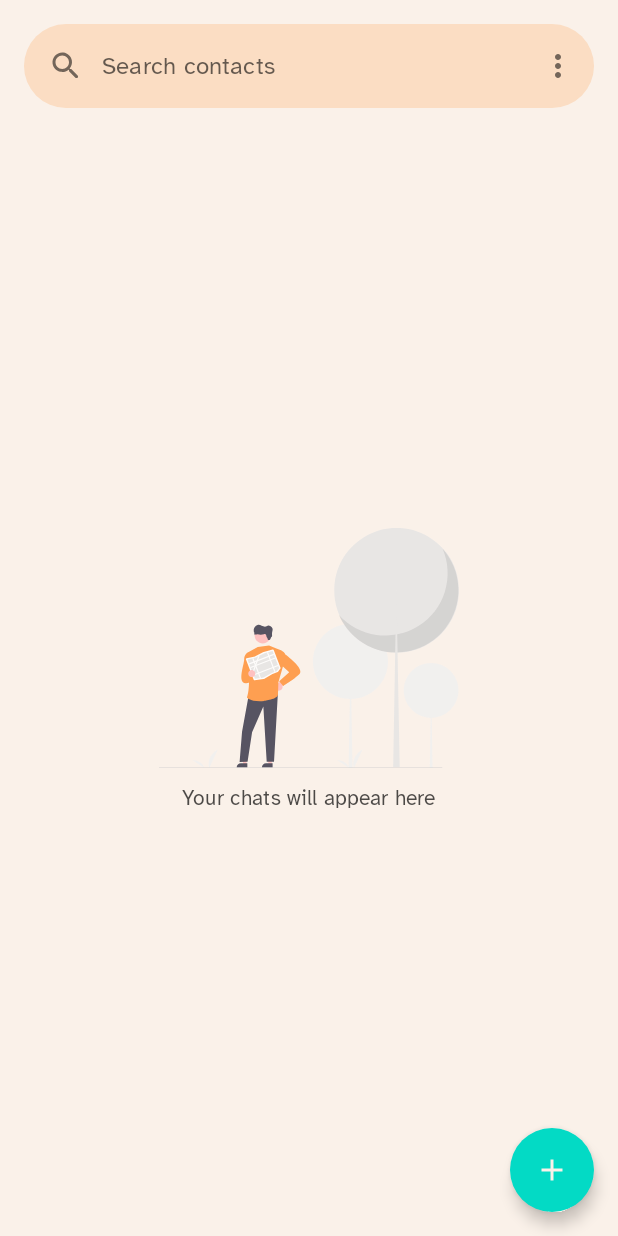
After one commit to yasincidem/Duplex, an Android app built with Jetpack Compose: the composable MainScreen shown on its own in the app's theme, on a phone screen of 412 x 824 dp. The commit adds this screen. Run offline under Robolectric (Android 15) with nearby library versions, the phone set to English and light mode, and no system bars; our stand-ins replace accompanist.

Commit message:
Create mainscreen

```diff
--- a/app/build.gradle.kts
+++ b/app/build.gradle.kts
@@ -93,10 +93,12 @@ dependencies {
     implementation(Deps.firebaseAppCheck)
     implementation(Deps.firebaseAnalytics)
     implementation(Deps.firebaseAuth)
+    implementation(Deps.gmsAuth)
 
     //Coroutines
     implementation(Deps.coroutinesCore)
     implementation(Deps.coroutinesAndroid)
+    implementation(Deps.coroutinesPS)
 
     // Accompanist
     implementation(Deps.accompanistUIController)
--- /dev/null
+++ b/app/src/main/java/com/yasincidem/duplex/feature/ui/main/MainScreen.kt
@@ -0,0 +1,172 @@
+package com.yasincidem.duplex.feature.ui.main
+
+import androidx.compose.foundation.Image
+import androidx.compose.foundation.isSystemInDarkTheme
+import androidx.compose.foundation.layout.Arrangement
+import androidx.compose.foundation.layout.Column
+import androidx.compose.foundation.layout.fillMaxSize
+import androidx.compose.foundation.layout.fillMaxWidth
+import androidx.compose.foundation.layout.padding
+import androidx.compose.foundation.layout.wrapContentSize
+import androidx.compose.foundation.shape.CircleShape
+import androidx.compose.foundation.text.KeyboardOptions
+import androidx.compose.material.DropdownMenu
+import androidx.compose.material.DropdownMenuItem
+import androidx.compose.material.FloatingActionButton
+import androidx.compose.material.Icon
+import androidx.compose.material.IconButton
+import androidx.compose.material.MaterialTheme
+import androidx.compose.material.Scaffold
+import androidx.compose.material.Surface
+import androidx.compose.material.Text
+import androidx.compose.material.TextField
+import androidx.compose.material.TextFieldDefaults
+import androidx.compose.material.icons.Icons
+import androidx.compose.material.icons.filled.Add
+import androidx.compose.material.icons.rounded.MoreVert
+import androidx.compose.material.icons.rounded.Search
+import androidx.compose.runtime.Composable
+import androidx.compose.runtime.SideEffect
+import androidx.compose.runtime.mutableStateOf
+import androidx.compose.runtime.saveable.rememberSaveable
+import androidx.compose.ui.Alignment
+import androidx.compose.ui.Modifier
+import androidx.compose.ui.draw.alpha
+import androidx.compose.ui.graphics.Color
+import androidx.compose.ui.res.painterResource
+import androidx.compose.ui.text.input.KeyboardType
+import androidx.compose.ui.unit.dp
+import com.google.accompanist.insets.systemBarsPadding
+import com.google.accompanist.systemuicontroller.rememberSystemUiController
+import com.yasincidem.duplex.R
+import com.yasincidem.duplex.ui.theme.MainDarkBlue
+import com.yasincidem.duplex.ui.theme.MainLightOrange
+import com.yasincidem.duplex.ui.theme.MainOrange
+
+val MENU = listOf(
+    0 to "Settings"
+)
+
+@Composable
+fun MainScreen() {
+
+    val systemUiController = rememberSystemUiController()
+    val isDarkMode = isSystemInDarkTheme()
+    val barColor = MaterialTheme.colors.background
+
+    val searchState = rememberSaveable { mutableStateOf("") }
+    val dropdownState = rememberSaveable { mutableStateOf(false) }
+
+    SideEffect {
+        systemUiController.apply {
+            setSystemBarsColor(
+                color = barColor,
+                darkIcons = isDarkMode.not()
+            )
+            setNavigationBarColor(
+                color = barColor,
+                darkIcons = isDarkMode.not()
+            )
+        }
+    }
+
+    Scaffold(
+        Modifier
+            .fillMaxSize()
+            .systemBarsPadding(),
+        topBar = {
+            TextField(
+                modifier = Modifier
+                    .fillMaxWidth()
+                    .padding(start = 16.dp, end = 16.dp, top = 16.dp),
+                value = searchState.value,
+                onValueChange = { input ->
+                    searchState.value = input
+                },
+                keyboardOptions = KeyboardOptions(
+                    keyboardType = KeyboardType.Text,
+                    autoCorrect = false
+                ),
+                leadingIcon = {
+                    Icon(
+                        modifier = Modifier.padding(start = 8.dp),
+                        imageVector = Icons.Rounded.Search,
+                        contentDescription = "search icon"
+                    )
+                },
+                trailingIcon = {
+                    IconButton(
+                        onClick = {
+                            dropdownState.value = true
+                        }
+                    ) {
+                        Icon(
+                            imageVector = Icons.Rounded.MoreVert,
+                            contentDescription = "menu icon"
+                        )
+
+                        DropdownMenu(
+                            expanded = dropdownState.value,
+                            onDismissRequest = { dropdownState.value = false },
+                        ) {
+                            MENU.forEach { item ->
+                                DropdownMenuItem(
+                                    onClick = {
+                                    }
+                                ) {
+                                    Text(text = item.second)
+                                }
+                            }
+                        }
+                    }
+                },
+                placeholder = {
+                    Text(text = "Search contacts")
+                },
+                singleLine = true,
+                shape = CircleShape,
+                colors = TextFieldDefaults.textFieldColors(
+                    backgroundColor = if (isDarkMode) {
+                        MainDarkBlue.copy(alpha = 0.2f)
+                    } else {
+                        MainOrange.copy(alpha = 0.2f)
+                    },
+                    focusedIndicatorColor = Color.Transparent,
+                    unfocusedIndicatorColor = Color.Transparent
+                )
+            )
+        },
+        floatingActionButton = {
+            FloatingActionButton(
+                onClick = { /*TODO*/ },
+                contentColor = MainLightOrange
+            ) {
+                Icon(imageVector = Icons.Default.Add, contentDescription = "new ")
+            }
+        },
+        content = {
+            Surface(
+                color = MaterialTheme.colors.background,
+                modifier = Modifier
+                    .fillMaxSize()
+            ) {
+                Column(
+                    Modifier
+                        .alpha(0.8f)
+                        .wrapContentSize(),
+                    horizontalAlignment = Alignment.CenterHorizontally,
+                    verticalArrangement = Arrangement.spacedBy(8.dp)
+                ) {
+                    Image(
+                        painter = painterResource(id = R.drawable.vector_empty_main_screen),
+                        contentDescription = null
+                    )
+                    Text(
+                        text = "Your chats will appear here",
+                        style = MaterialTheme.typography.subtitle2
+                    )
+                }
+            }
+        }
+    )
+}
--- /dev/null
+++ b/app/src/main/java/com/yasincidem/duplex/feature/ui/main/MainViewModel.kt
@@ -0,0 +1 @@
+package com.yasincidem.duplex.feature.ui.main
--- /dev/null
+++ b/app/src/main/res/drawable/vector_empty_main_screen.xml
@@ -0,0 +1,104 @@
+<vector xmlns:android="http://schemas.android.com/apk/res/android"
+    android:width="200dp"
+    android:height="160.03522dp"
+    android:viewportWidth="885.2008"
+    android:viewportHeight="708.3165">
+    <path
+        android:fillColor="#f0f0f0"
+        android:pathData="M148.558,708.135s-12.753,-31.391 25.505,-54.934Z" />
+    <path
+        android:fillColor="#f0f0f0"
+        android:pathData="M132.874,707.564s-3.89,-22.374 -34,-22.182Z" />
+    <path
+        android:fillColor="#f0f0f0"
+        android:pathData="M575.558,708.135s-12.753,-31.391 25.505,-54.934Z" />
+    <path
+        android:fillColor="#f0f0f0"
+        android:pathData="M559.874,707.564s-3.89,-22.374 -34,-22.182Z" />
+    <path
+        android:fillColor="#f0f0f0"
+        android:pathData="M565.054,394.031m-110.853,0a110.853,110.853 0,1 1,221.706 0a110.853,110.853 0,1 1,-221.706 0" />
+    <path
+        android:fillColor="#f0f0f0"
+        android:pathData="M565.358,394.03l0.305,0l5.482,314.287l-11.573,0l5.786,-314.287z" />
+    <path
+        android:fillColor="#f0f0f0"
+        android:pathData="M803.054,479.085m-80.853,0a80.853,80.853 0,1 1,161.706 0a80.853,80.853 0,1 1,-161.706 0" />
+    <path
+        android:fillColor="#f0f0f0"
+        android:pathData="M803.276,479.085l0.222,0l3.998,229.232l-8.441,0l4.221,-229.232z" />
+    <path
+        android:fillColor="#ffb6b6"
+        android:pathData="M355.328,479.907a10.664,10.664 0,0 0,8.999 -13.652L395.062,444.087l-18.409,-6.992 -26.364,22.123a10.721,10.721 0,0 0,5.039 20.689Z" />
+    <path
+        android:fillColor="#ffb6b6"
+        android:pathData="M332.796,697.353l-9.759,-0.001l-4.643,-37.642l14.404,0l-0.002,37.643z" />
+    <path
+        android:fillColor="#2f2e41"
+        android:pathData="M335.285,706.813l-31.468,-0.001v-0.398a12.249,12.249 0,0 1,12.248 -12.248h0.001l19.219,0.001Z" />
+    <path
+        android:fillColor="#ffb6b6"
+        android:pathData="M258.253,697.353l-9.759,-0.001l-4.642,-37.642l14.403,0l-0.002,37.643z" />
+    <path
+        android:fillColor="#2f2e41"
+        android:pathData="M260.742,706.813l-31.468,-0.001v-0.398a12.249,12.249 0,0 1,12.248 -12.248h0.001l19.219,0.001Z" />
+    <path
+        android:fillColor="#2f2e41"
+        android:pathData="M265.791,488.031l-20.682,113.104l-7.234,89.838l23.486,-1.155l13.369,-87.24l33.23,-75.96l9.89,162.99l21.62,0.07l11.633,-206.171l-85.312,4.524z" />
+    <path
+        android:fillColor="#ff8b2c"
+        android:pathData="M353.75,358.573l-28.989,-11.534 -33.256,3.805L263.313,366.429s8.624,108.158 -3.877,133.527c0,0 10.016,13.874 50.826,10.487 0,0 39.753,-5.024 40.739,-18.06s1.193,-36.737 1.193,-36.737l13.799,-47.551Z" />
+    <path
+        android:fillColor="#ff8b2c"
+        android:pathData="M274.644,368.511l-11.332,-2.082s-12.057,5.287 -11.934,21.041 -21.301,68.571 4.332,70.785S274.644,420.801 274.644,420.801Z" />
+    <path
+        android:fillColor="#ff8b2c"
+        android:pathData="M344.556,365.284l9.194,-6.711s14.038,3.171 19.23,14.471c0,0 57.566,41.75 41.732,57.584s-48.11,35.321 -48.11,35.321l-11.95,-13.531 29.649,-26.86 -24.323,-22.158Z" />
+    <path
+        android:fillColor="#ffb6b6"
+        android:pathData="M329.856,317.052a23.799,23.799 0,0 1,-47.599 0v-0.913a23.799,23.799 0,0 1,47.581 0.913Z" />
+    <path
+        android:fillColor="#2f2e41"
+        android:pathData="M309.674,313.215c1.522,-0.25 3.173,-0.487 4.537,0.213 2.966,1.516 2.284,5.816 3.904,8.654 0.639,1.127 1.675,2.046 2.101,3.264s0.164,2.74 0.834,3.916c0.968,1.699 3.593,1.949 5.316,0.938a8.455,8.455 0,0 0,3.337 -4.707c0.572,-1.62 1.054,-3.41 2.436,-4.47a5.164,5.164 0,0 0,1.334 -1.09,3.289 3.289,0 0,0 0.317,-1.864c0,-4.117 -0.639,-7.308 0.292,-11.297 1.492,-6.431 2.856,-9.61 -1.87,-14.378a16.351,16.351 0,0 0,-8.903 -4.555c-3.045,-0.499 -7.527,3.751 -10.609,3.654 -7.838,-0.311 -14.451,-7.57 -21.924,-5.225a15.42,15.42 0,0 0,-8.051 5.925c-3.654,5.383 -3.325,7.466 -2.795,13.891a2.375,2.375 0,0 0,0.408 1.37c0.274,0.329 0.719,0.505 0.987,0.84a2.077,2.077 0,0 1,0.305 1.498,10.078 10.078,0 0,1 -0.725,3.045 1.254,1.254 0,0 0,-0.11 1.096,1.108 1.108,0 0,0 0.609,0.414c3.045,1.096 6.334,-1.017 9.592,-0.962s6.352,2.235 9.713,1.76C303.675,314.689 306.683,313.708 309.674,313.215Z" />
+    <path
+        android:fillColor="#fff"
+        android:pathData="M309.516,445.525a2.839,2.839 0,0 1,-0.629 0.162l-26.427,3.689a2.844,2.844 0,0 1,-3.061 -1.804l-22.748,-59.191a2.856,2.856 0,0 1,2.044 -3.812l0,0 24.852,-5.546a2.271,2.271 0,0 0,0.552 -0.202l24.172,-12.638a2.829,2.829 0,0 1,0.588 -0.229l26.602,-7.092a2.851,2.851 0,0 1,3.402 1.735l19.834,51.611a2.842,2.842 0,0 1,-0.375 2.731l-6.86,9.212a2.852,2.852 0,0 1,-1.266 0.96l-14.991,5.761a2.255,2.255 0,0 0,-0.312 0.148L309.912,445.337A2.856,2.856 0,0 1,309.516 445.525Z" />
+    <path
+        android:fillColor="#e4e4e4"
+        android:pathData="M321.811,366.753l-3.378,0.901 -8.952,2.388 -0.016,0.004 -12.256,6.408 -4.548,2.379 -0.002,0.001 -6.831,3.571 -0.187,0.042 -7.096,1.582 -3.43,0.767 -13.988,3.121 21.96,57.141 14.415,-2.011 3.534,-0.494 7.533,-1.053 0.087,-0.011 24.207,-13.874 14.728,-5.66 6.724,-9.03 -19.115,-49.74Z" />
+    <path
+        android:fillColor="#fff"
+        android:pathData="M265.527,399.365l72.823,-27.987l1.247,3.245l-72.823,27.987z" />
+    <path
+        android:fillColor="#fff"
+        android:pathData="M269.684,410.182l72.823,-27.987l1.247,3.245l-72.823,27.987z" />
+    <path
+        android:fillColor="#fff"
+        android:pathData="M278.081,432.032l72.823,-27.987l1.247,3.245l-72.823,27.987z" />
+    <path
+        android:fillColor="#fff"
+        android:pathData="M321.811,366.753l21.802,56.73l-3.245,1.247l-21.935,-57.076l3.378,-0.901z" />
+    <path
+        android:fillColor="#fff"
+        android:pathData="M297.21,376.453l-4.477,12.457l-1.552,4.32l-3.621,10.082l-0.776,2.155l-0.777,2.166l-1.022,2.843l-7.339,20.425l-1.908,-4.965l5.984,-16.656l1.354,-3.771l0.198,-0.55l1.601,-4.459l2.02,-5.622l1.553,-4.322l4.211,-11.723l0.002,-0.001l4.549,-2.379z" />
+    <path
+        android:fillColor="#fff"
+        android:pathData="M278.545,384.028l22.49,58.524l-3.534,0.494l-22.386,-58.251l3.43,-0.767z" />
+    <path
+        android:fillColor="#ffb6b6"
+        android:pathData="M273.731,429.715m-10.353,0a10.353,10.353 0,1 1,20.706 0a10.353,10.353 0,1 1,-20.706 0" />
+    <path
+        android:fillColor="#e4e4e4"
+        android:pathData="M701.225,183.976m-183.976,0a183.976,183.976 0,1 1,367.951 0a183.976,183.976 0,1 1,-367.951 0" />
+    <path
+        android:fillAlpha="0.1"
+        android:fillColor="#FF000000"
+        android:pathData="M837.067,61.094A183.99,183.99 0,0 1,530.509 255.809,183.992 183.992,0 1,0 837.067,61.094Z"
+        android:strokeAlpha="0.1" />
+    <path
+        android:fillColor="#e4e4e4"
+        android:pathData="M700.72,183.975l-0.506,0l-9.098,521.602l19.207,0l-9.603,-521.602z" />
+    <path
+        android:fillColor="#cacaca"
+        android:pathData="M835,707.802h-834a1,1 0,0 1,0 -2h834a1,1 0,0 1,0 2Z" />
+</vector>
```
Also changed, not shown: app/src/main/java/com/yasincidem/duplex/DuplexApplication.kt (+0 -7 lines), app/src/main/java/com/yasincidem/duplex/MainActivity.kt (+8 -3 lines), app/src/main/java/com/yasincidem/duplex/feature/ui/login/LoginScreen.kt (renamed from app/src/main/java/com/yasincidem/duplex/feature/ui/home/HomeScreen.kt, +77 -22 lines), app/src/main/java/com/yasincidem/duplex/feature/ui/login/LoginViewModel.kt (added, +40 -0 lines), app/src/main/java/com/yasincidem/duplex/navigation/AppNavigation.kt (+34 -17 lines), app/src/main/java/com/yasincidem/duplex/navigation/Screens.kt (+22 -3 lines).
